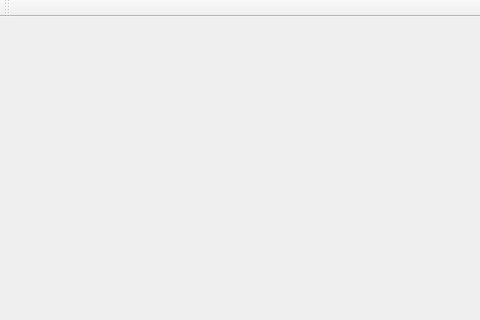
The window that helloworld/mainwindow.ui (zhiyehe/helloworld) describes before a commit, drawn with Qt 5; both pictures show x 0 to 480 and y 0 to 320 of the 800 by 1280 pixel window.
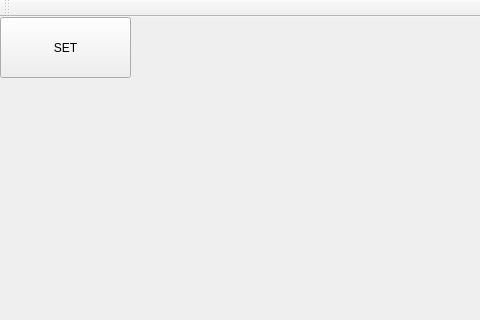
The same window after the commit.

```diff
--- a/helloworld/mainwindow.ui
+++ b/helloworld/mainwindow.ui
@@ -68,6 +68,19 @@
      <string/>
     </property>
    </widget>
+   <widget class="QPushButton" name="pushButton">
+    <property name="geometry">
+     <rect>
+      <x>0</x>
+      <y>0</y>
+      <width>131</width>
+      <height>61</height>
+     </rect>
+    </property>
+    <property name="text">
+     <string>SET</string>
+    </property>
+   </widget>
   </widget>
   <widget class="QMenuBar" name="menuBar">
    <property name="geometry">
```
